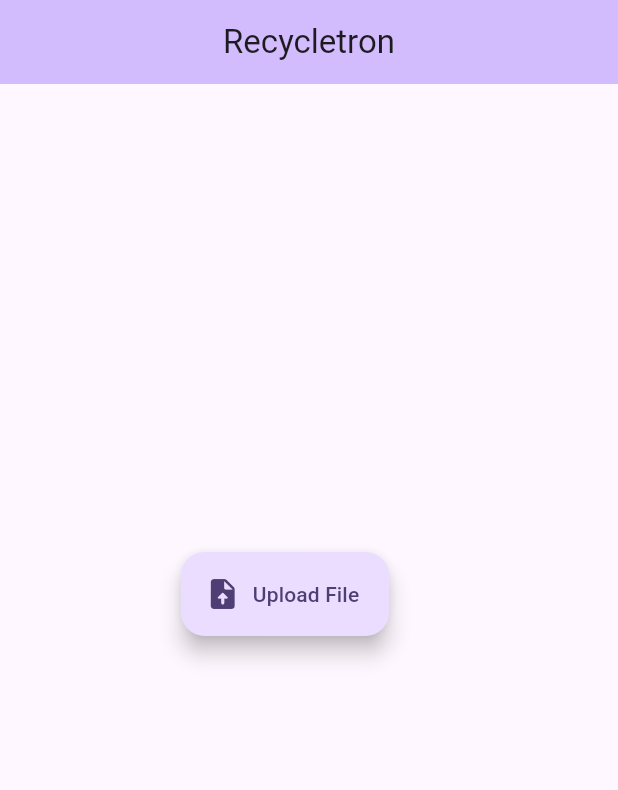
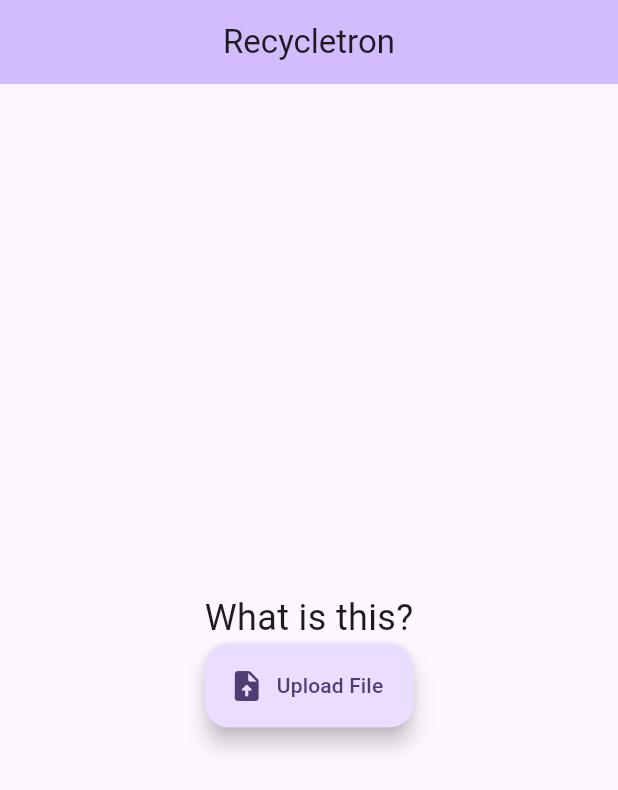
Before and after one commit to samc5/Recycletron, a Flutter app: the screen it shows after launch, after a tap on "Upload File", on a phone screen of 412 x 824 dp. Shown: the top 790 px of the screen. Run offline on Flutter 3.47's test engine with Material 3 defaults, Android fonts, the light colour scheme and no system bars; our stand-ins replace file_picker.

Commit message:
flutter improvements and made the upload button actually run the AI

```diff
--- /dev/null
+++ b/frontend/lib/home.dart
@@ -0,0 +1,163 @@
+import 'dart:io';
+import 'dart:typed_data'; // Import for Uint8List
+import 'package:flutter/material.dart';
+import 'package:http/http.dart' as http;
+import 'package:file_picker/file_picker.dart';
+import 'package:flutter/foundation.dart' show kIsWeb;
+import 'dart:convert'; // For jsonDecode
+
+List<String> recyclable_list = [
+  'bottle',
+  'wine glass',
+  'cup',
+  'fork',
+  'knife',
+  'spoon',
+  'bowl',
+  'apple',
+  'broccoli',
+  'carrot',
+  'pizza',
+  'donut',
+  'cake',
+  'potted plant',
+  'book',
+  'vase',
+  'scissors',
+  'teddy bear',
+  'hair drier',
+  'toothbrush'
+];
+
+class MyHomePage extends StatefulWidget {
+  const MyHomePage({super.key, required this.title});
+  final String title;
+
+  @override
+  State<MyHomePage> createState() => _MyHomePageState();
+}
+
+class _MyHomePageState extends State<MyHomePage> {
+  int _counter = 0;
+  String current_string = 'What is this?';
+  Image? detectedImage;
+
+  Future<void> _pickAndUploadFile() async {
+    // Pick a file
+    FilePickerResult? result = await FilePicker.platform.pickFiles();
+    if (result != null && result.files.isNotEmpty) {
+      if (kIsWeb) {
+        // Web platform
+        final fileBytes = result.files.first.bytes;
+        try {
+          await _asyncFileUpload('img.jpg', fileBytes, null);
+          ScaffoldMessenger.of(context).showSnackBar(SnackBar(
+              content: Text('File uploaded successfully'),
+              duration: const Duration(seconds: 1)));
+        } catch (e) {
+          print('Error uploading file: $e');
+        }
+      } else {
+        // Mobile platforms
+        File file = File(result.files.single.path!);
+        try {
+          await _asyncFileUpload('img.jpg', null, file);
+          ScaffoldMessenger.of(context).showSnackBar(SnackBar(
+              content: Text('File uploaded successfully'),
+              duration: const Duration(seconds: 1)));
+        } catch (e) {
+          print('Error uploading file: $e');
+        }
+      }
+    } else {
+      // User canceled the picker
+      print('No file selected');
+    }
+  }
+
+  Future<void> _asyncFileUpload(
+      String text, Uint8List? fileBytes, File? file) async {
+    var request = http.MultipartRequest(
+        "POST", Uri.parse("http://127.0.0.1:5000/upload"));
+    request.fields["text_field"] = text;
+
+    // For web: use the byte array
+    if (kIsWeb && fileBytes != null) {
+      request.files.add(http.MultipartFile.fromBytes("file_field", fileBytes,
+          filename: "img.jpg"));
+    }
+    // For mobile: use the file path
+    else if (file != null) {
+      var pic = await http.MultipartFile.fromPath("file_field", file.path);
+      request.files.add(pic);
+    }
+
+    var response = await request.send();
+    var responseData = await response.stream.toBytes();
+    var responseString = String.fromCharCodes(responseData);
+    var jsonResponse = jsonDecode(responseString);
+    List<String> labels = List<String>.from(jsonResponse['labels']);
+    print(labels);
+    List<String> uniqueLabels = labels.toSet().toList();
+    int recycle_count = 0;
+    String finalString = "";
+    for (String i in uniqueLabels) {
+      if (recyclable_list.contains(i)) {
+        recycle_count++;
+        if (recycle_count > 1) {
+          finalString += 'and a ' + i;
+        } else {
+          finalString += 'a ' + i;
+        }
+        // finalString += 'a ' + i;
+        finalString += ", which you should recycle! \n";
+      }
+    }
+    // String uniqueLabelsString = uniqueLabels.join(", and a ");
+    setState(() {
+      // print(uniqueLabelsString);
+      if (finalString.length == 0) {
+        current_string = 'You can throw this item in the trash!';
+      } else {
+        current_string = 'I see $finalString';
+      }
+    });
+    if (jsonResponse['detected_image'] != null) {
+      String detectedImageBase64 = jsonResponse['detected_image'];
+      Uint8List bytes = base64.decode(detectedImageBase64);
+
+      // Use the bytes to create an image widget
+      setState(() {
+        detectedImage = Image.memory(
+            bytes); // Assuming you have a variable to hold the image widget
+      });
+    }
+    // print(labels); // ["person", "person", "handbag", ...]
+// print(responseString['labels'])
+  }
+
+  @override
+  Widget build(BuildContext context) {
+    return Scaffold(
+      appBar: AppBar(
+        backgroundColor: Theme.of(context).colorScheme.inversePrimary,
+        title: Center(child: Text(widget.title)),
+      ),
+      body: Center(
+        child: Column(
+          mainAxisAlignment: MainAxisAlignment.center,
+          children: <Widget>[
+            Text(current_string, style: TextStyle(fontSize: 24)),
+            detectedImage ?? Container(),
+            FloatingActionButton.extended(
+              splashColor: Colors.amber,
+              onPressed: _pickAndUploadFile, // Call the file picker method
+              label: const Text('Upload File'),
+              icon: const Icon(Icons.upload_file_rounded),
+            ),
+          ],
+        ),
+      ),
+    );
+  }
+}
--- /dev/null
+++ b/frontend/lib/landing.dart
@@ -0,0 +1,61 @@
+import 'package:flutter/material.dart';
+import 'home.dart';
+
+class LandingPage extends StatefulWidget {
+  @override
+  _LandingPageState createState() => _LandingPageState();
+}
+
+class _LandingPageState extends State<LandingPage>
+    with TickerProviderStateMixin {
+  double _slideOffset = 0.0;
+
+  @override
+  void initState() {
+    super.initState();
+    // Set a timer to slide off the image after 1.5 seconds
+    Future.delayed(const Duration(seconds: 1), () {
+      setState(() {
+        _slideOffset =
+            MediaQuery.of(context).size.width; // Slide off the screen
+      });
+      // Navigate to the home page after the animation
+      Future.delayed(const Duration(milliseconds: 500), () {
+        Navigator.of(context).pushReplacement(
+          MaterialPageRoute(
+              builder: (context) => MyHomePage(title: 'Recycletron')),
+        );
+      });
+    });
+  }
+
+  @override
+  Widget build(BuildContext context) {
+    return Scaffold(
+      body: Stack(
+        children: [
+          SlideTransition(
+            position: Tween<Offset>(
+              begin: Offset.zero,
+              end: Offset(1.0, 0.0), // Slide out to the right
+            ).animate(CurvedAnimation(
+              parent: AnimationController(
+                duration: const Duration(milliseconds: 500),
+                vsync: this,
+              )..forward(), // Start the animation immediately
+              curve: Curves.easeInOut,
+            )),
+            child: Center(
+              child: Image.asset(
+                'assets/recycleLogo.pg', // Update with your asset path
+                fit: BoxFit.cover,
+                width: double.infinity,
+                height: double.infinity,
+              ),
+            ),
+          ),
+        ],
+      ),
+    );
+  }
+}
--- a/frontend/lib/main.dart
+++ b/frontend/lib/main.dart
@@ -1,23 +1,12 @@
 import 'dart:io';
+import 'dart:typed_data'; // Import for Uint8List
 import 'package:flutter/material.dart';
+import 'package:frontend/landing.dart';
 import 'package:http/http.dart' as http;
 import 'package:file_picker/file_picker.dart';
-// import to determine platform
 import 'package:flutter/foundation.dart' show kIsWeb;
-
-Future<void> _asyncFileUpload(String text, File file) async {
-  var request =
-      http.MultipartRequest("POST", Uri.parse("http://127.0.0.1:5000/upload"));
-  request.fields["text_field"] = text;
-
-  var pic = await http.MultipartFile.fromPath("file_field", file.path);
-  request.files.add(pic);
-
-  var response = await request.send();
-  var responseData = await response.stream.toBytes();
-  var responseString = String.fromCharCodes(responseData);
-  print(responseString);
-}
+import 'dart:convert'; // For jsonDecode
+import 'home.dart';
 
 void main() {
   runApp(const MyApp());
@@ -34,70 +23,7 @@ class MyApp extends StatelessWidget {
         colorScheme: ColorScheme.fromSeed(seedColor: Colors.deepPurple),
         useMaterial3: true,
       ),
-      home: const MyHomePage(title: 'Recycletron'),
+      home: LandingPage(),
     );
   }
 }
-
-class MyHomePage extends StatefulWidget {
-  const MyHomePage({super.key, required this.title});
-  final String title;
-
-  @override
-  State<MyHomePage> createState() => _MyHomePageState();
-}
-
-class _MyHomePageState extends State<MyHomePage> {
-  int _counter = 0;
-
-  void _incrementCounter() {
-    setState(() {
-      _counter++;
-    });
-  }
-
-  Future<void> _pickAndUploadFile() async {
-    // Pick a file
-    FilePickerResult? result = await FilePicker.platform.pickFiles();
-
-    if (result != null) {
-      File file = File(result.files.single.path!);
-      // Call the upload function
-      try {
-        await _asyncFileUpload('img.jpg', file);
-        ScaffoldMessenger.of(context).showSnackBar(SnackBar(
-            content: Text('File uploaded successfully'),
-            duration: const Duration(seconds: 1)));
-      } catch (e) {
-        print('Error uploading file: $e');
-      }
-    } else {
-      // User canceled the picker
-      print('No file selected');
-    }
-  }
-
-  @override
-  Widget build(BuildContext context) {
-    return Scaffold(
-      appBar: AppBar(
-        backgroundColor: Theme.of(context).colorScheme.inversePrimary,
-        title: Center(child: Text(widget.title)),
-      ),
-      body: Center(
-        child: Column(
-          mainAxisAlignment: MainAxisAlignment.center,
-          children: <Widget>[],
-        ),
-      ),
-      floatingActionButton: Center(
-        child: FloatingActionButton.extended(
-          splashColor: Colors.amber,
-          onPressed: _pickAndUploadFile, // Call the file picker method
-          label: const Text('Upload File'),
-          icon: const Icon(Icons.upload_file_rounded),
-        ),
-      ),
-    );
-  }
-}
--- a/frontend/pubspec.yaml
+++ b/frontend/pubspec.yaml
@@ -65,7 +65,8 @@ flutter:
   uses-material-design: true
 
   # To add assets to your application, add an assets section, like this:
-  # assets:
+  assets:
+    - assets/recycleLogo.jpg
   #   - images/a_dot_burr.jpeg
   #   - images/a_dot_ham.jpeg
 
```
Also changed, not shown: frontend/assets/recycleLogo.jpg (added), 2 other files.
